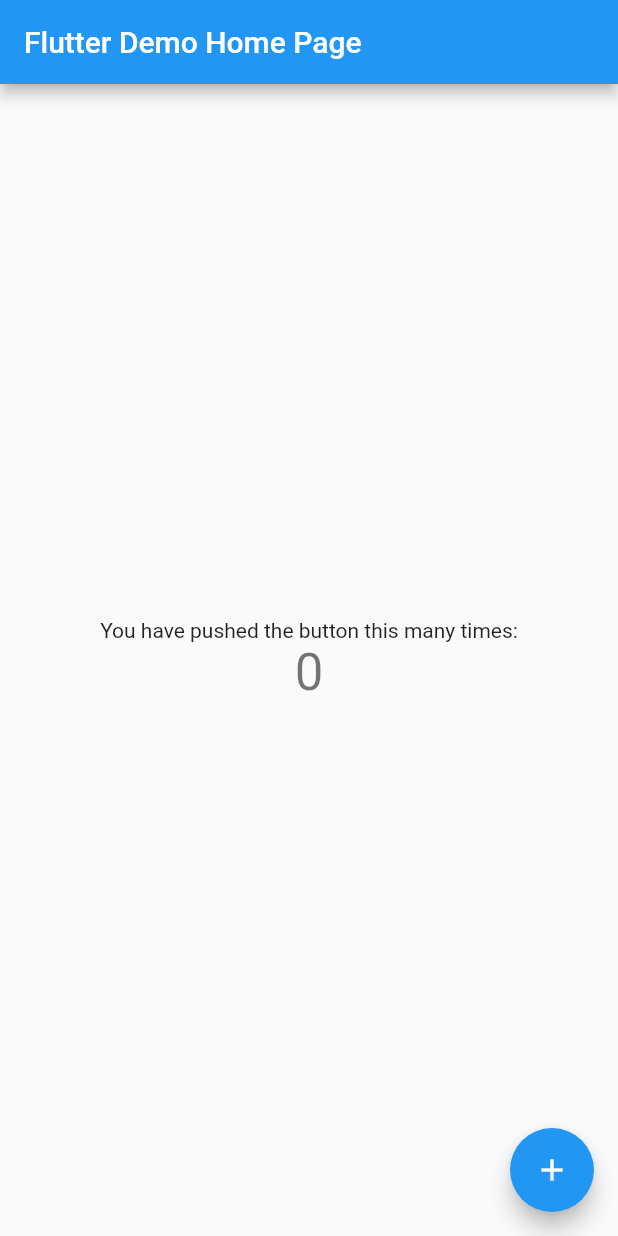
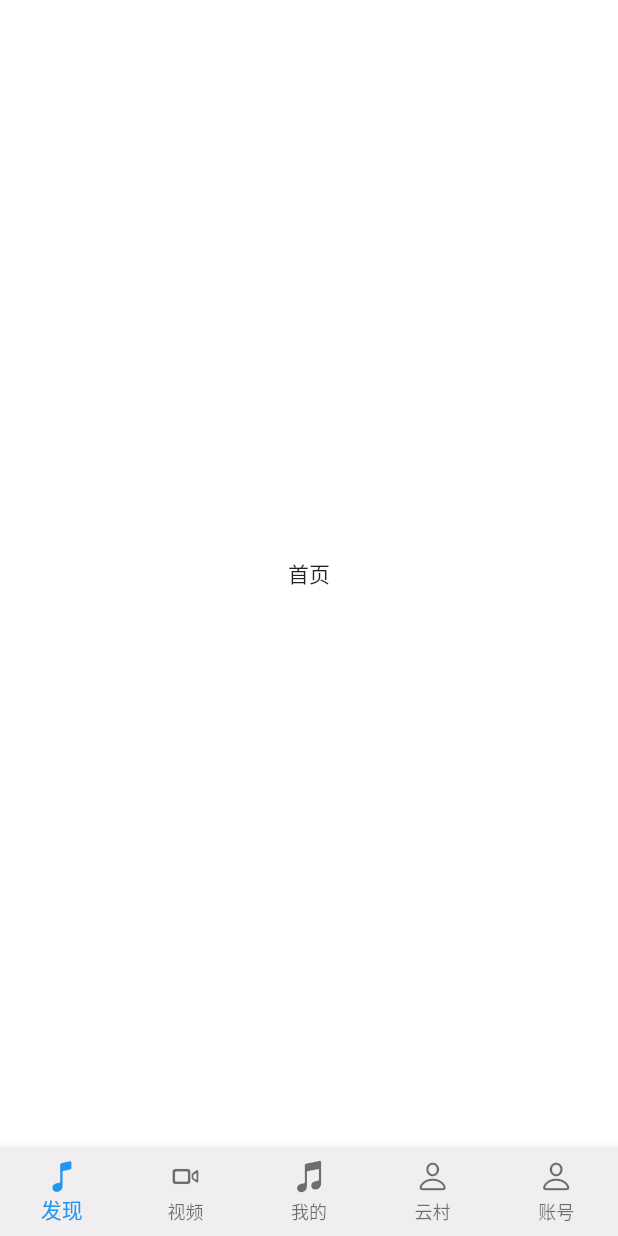
Before and after one commit to Jcanno/flutter_music, a Flutter app: the screen it shows after launch, on a phone screen of 412 x 824 dp. Run offline on Flutter 3.47's test engine with Material 2 defaults, Android fonts, the phone set to English and light mode, and no system bars; our stand-ins replace flutter_screenutil.

Commit message:
feat:init project structure

```diff
--- /dev/null
+++ b/lib/constant.dart
@@ -0,0 +1,5 @@
+import 'package:flutter/material.dart';
+
+const AppPrimaryColor = Color.fromRGBO(204, 46, 44, 1.000);
+const AppPrimaryBgColor = Color(0xffffffff);
+const AppBottomNavBgColor = Color.fromRGBO(240, 238, 239, 1.000);
--- a/lib/main.dart
+++ b/lib/main.dart
@@ -1,111 +1,22 @@
 import 'package:flutter/material.dart';
+import 'pages/index_page.dart';
+import 'constant.dart';
 
 void main() => runApp(MyApp());
 
 class MyApp extends StatelessWidget {
-  // This widget is the root of your application.
+  const MyApp({Key key}) : super(key: key);
+
   @override
   Widget build(BuildContext context) {
-    return MaterialApp(
-      title: 'Flutter Demo',
-      theme: ThemeData(
-        // This is the theme of your application.
-        //
-        // Try running your application with "flutter run". You'll see the
-        // application has a blue toolbar. Then, without quitting the app, try
-        // changing the primarySwatch below to Colors.green and then invoke
-        // "hot reload" (press "r" in the console where you ran "flutter run",
-        // or simply save your changes to "hot reload" in a Flutter IDE).
-        // Notice that the counter didn't reset back to zero; the application
-        // is not restarted.
-        primarySwatch: Colors.blue,
+    return Container(
+      child: MaterialApp(
+        debugShowCheckedModeBanner: false,
+        theme: ThemeData(
+          primaryColor: AppPrimaryColor,
+        ),
+        home: IndexPage(),
       ),
-      home: MyHomePage(title: 'Flutter Demo Home Page'),
     );
   }
 }
-
-class MyHomePage extends StatefulWidget {
-  MyHomePage({Key key, this.title}) : super(key: key);
-
-  // This widget is the home page of your application. It is stateful, meaning
-  // that it has a State object (defined below) that contains fields that affect
-  // how it looks.
-
-  // This class is the configuration for the state. It holds the values (in this
-  // case the title) provided by the parent (in this case the App widget) and
-  // used by the build method of the State. Fields in a Widget subclass are
-  // always marked "final".
-
-  final String title;
-
-  @override
-  _MyHomePageState createState() => _MyHomePageState();
-}
-
-class _MyHomePageState extends State<MyHomePage> {
-  int _counter = 0;
-
-  void _incrementCounter() {
-    setState(() {
-      // This call to setState tells the Flutter framework that something has
-      // changed in this State, which causes it to rerun the build method below
-      // so that the display can reflect the updated values. If we changed
-      // _counter without calling setState(), then the build method would not be
-      // called again, and so nothing would appear to happen.
-      _counter++;
-    });
-  }
-
-  @override
-  Widget build(BuildContext context) {
-    // This method is rerun every time setState is called, for instance as done
-    // by the _incrementCounter method above.
-    //
-    // The Flutter framework has been optimized to make rerunning build methods
-    // fast, so that you can just rebuild anything that needs updating rather
-    // than having to individually change instances of widgets.
-    return Scaffold(
-      appBar: AppBar(
-        // Here we take the value from the MyHomePage object that was created by
-        // the App.build method, and use it to set our appbar title.
-        title: Text(widget.title),
-      ),
-      body: Center(
-        // Center is a layout widget. It takes a single child and positions it
-        // in the middle of the parent.
-        child: Column(
-          // Column is also a layout widget. It takes a list of children and
-          // arranges them vertically. By default, it sizes itself to fit its
-          // children horizontally, and tries to be as tall as its parent.
-          //
-          // Invoke "debug painting" (press "p" in the console, choose the
-          // "Toggle Debug Paint" action from the Flutter Inspector in Android
-          // Studio, or the "Toggle Debug Paint" command in Visual Studio Code)
-          // to see the wireframe for each widget.
-          //
-          // Column has various properties to control how it sizes itself and
-          // how it positions its children. Here we use mainAxisAlignment to
-          // center the children vertically; the main axis here is the vertical
-          // axis because Columns are vertical (the cross axis would be
-          // horizontal).
-          mainAxisAlignment: MainAxisAlignment.center,
-          children: <Widget>[
-            Text(
-              'You have pushed the button this many times:',
-            ),
-            Text(
-              '$_counter',
-              style: Theme.of(context).textTheme.display1,
-            ),
-          ],
-        ),
-      ),
-      floatingActionButton: FloatingActionButton(
-        onPressed: _incrementCounter,
-        tooltip: 'Increment',
-        child: Icon(Icons.add),
-      ), // This trailing comma makes auto-formatting nicer for build methods.
-    );
-  }
-}
--- /dev/null
+++ b/lib/pages/index_page.dart
@@ -0,0 +1,58 @@
+import 'package:flutter/material.dart';
+import '../constant.dart';
+import 'package:flutter_screenutil/screenutil.dart';
+import 'package:flutter/cupertino.dart';
+
+class IndexPage extends StatelessWidget {
+  IndexPage({Key key}) : super(key: key);
+
+  int currentIndex = 0;
+
+  final List<BottomNavigationBarItem> bottomItems = [
+    BottomNavigationBarItem(
+      icon: Icon(CupertinoIcons.music_note),
+      title: Text('发现')
+    ),
+    BottomNavigationBarItem(
+      icon: Icon(CupertinoIcons.video_camera),
+      title: Text('视频')
+    ),
+    BottomNavigationBarItem(
+      icon: Icon(CupertinoIcons.double_music_note),
+      title: Text('我的')
+    ),
+    BottomNavigationBarItem(
+      icon: Icon(CupertinoIcons.person),
+      title: Text('云村')
+    ),
+    BottomNavigationBarItem(
+      icon: Icon(CupertinoIcons.person),
+      title: Text('账号')
+    ),
+  ];
+
+
+
+  @override
+  Widget build(BuildContext context) {
+    ScreenUtil.init(context, width: 750, height: 1334);
+    return Scaffold(
+      bottomNavigationBar: BottomNavigationBar(
+        backgroundColor: AppBottomNavBgColor,
+        currentIndex: currentIndex,
+        items: bottomItems,
+        type: BottomNavigationBarType.fixed,
+      ),
+      // appBar: AppBar(),
+      body: Container(
+        padding: EdgeInsets.only(right: 10.0, left: 10.0),
+        decoration: BoxDecoration(
+          color: AppPrimaryBgColor
+        ),
+        child: Center(
+          child: Text('首页'),
+        ),
+      ),
+    );
+  }
+}
```
Also changed, not shown: lib/pages/account_page/index_page.dart (added, +14 -0 lines), lib/pages/country_page/index_page.dart (added, +14 -0 lines), lib/pages/found_page/index_page.dart (added, +14 -0 lines), lib/pages/my_page/index_page.dart (added, +14 -0 lines), lib/pages/video_page/index_page.dart (added, +14 -0 lines), pubspec.yaml (+8 -0 lines), lib/application.dart (added), pubspec.lock, 6 other files.
